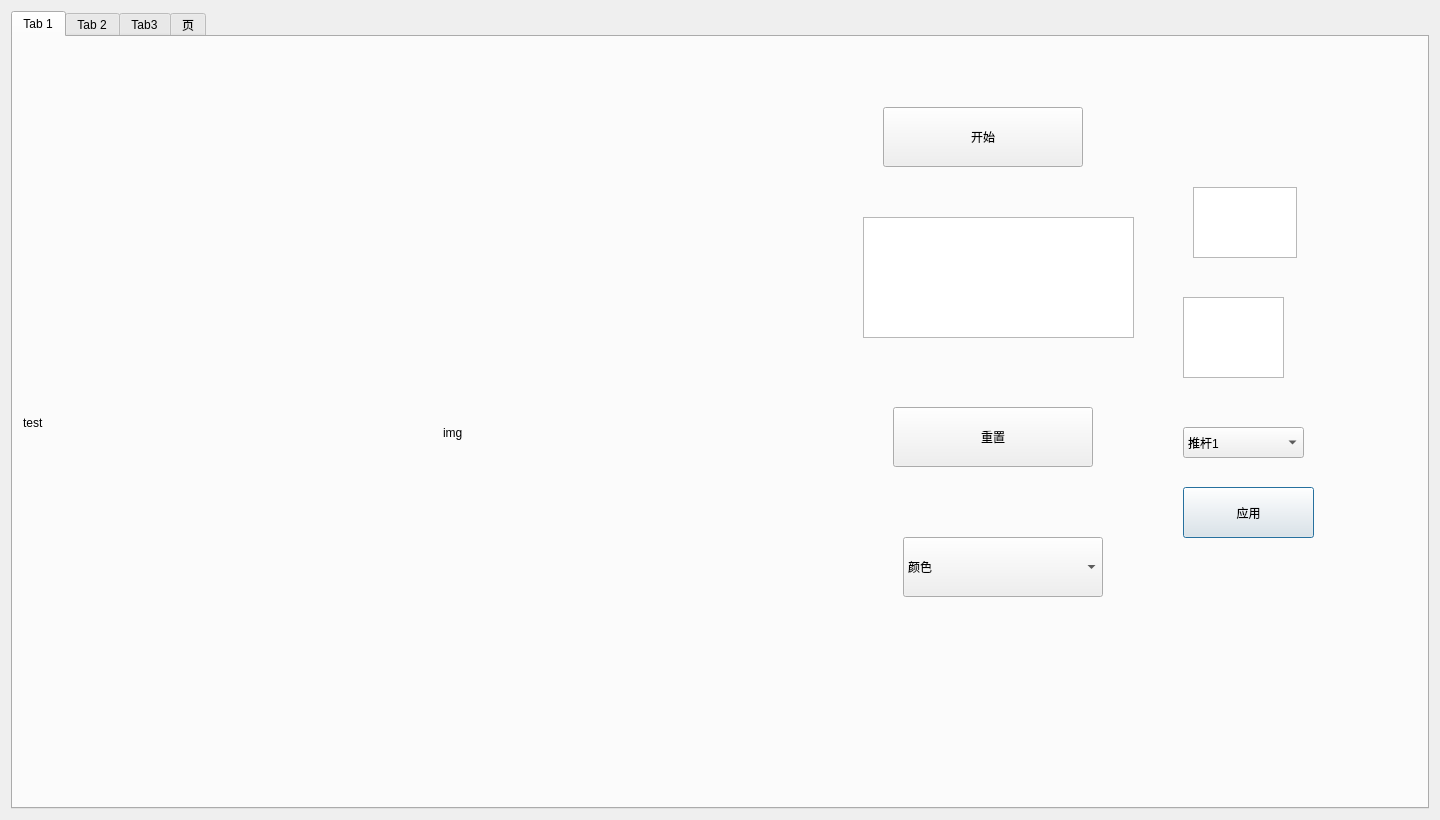
This is main_form.ui in JIYIC-P/Smart-Clothing-Sorting-System as Qt 5 draws it before an edit. The edited form follows.
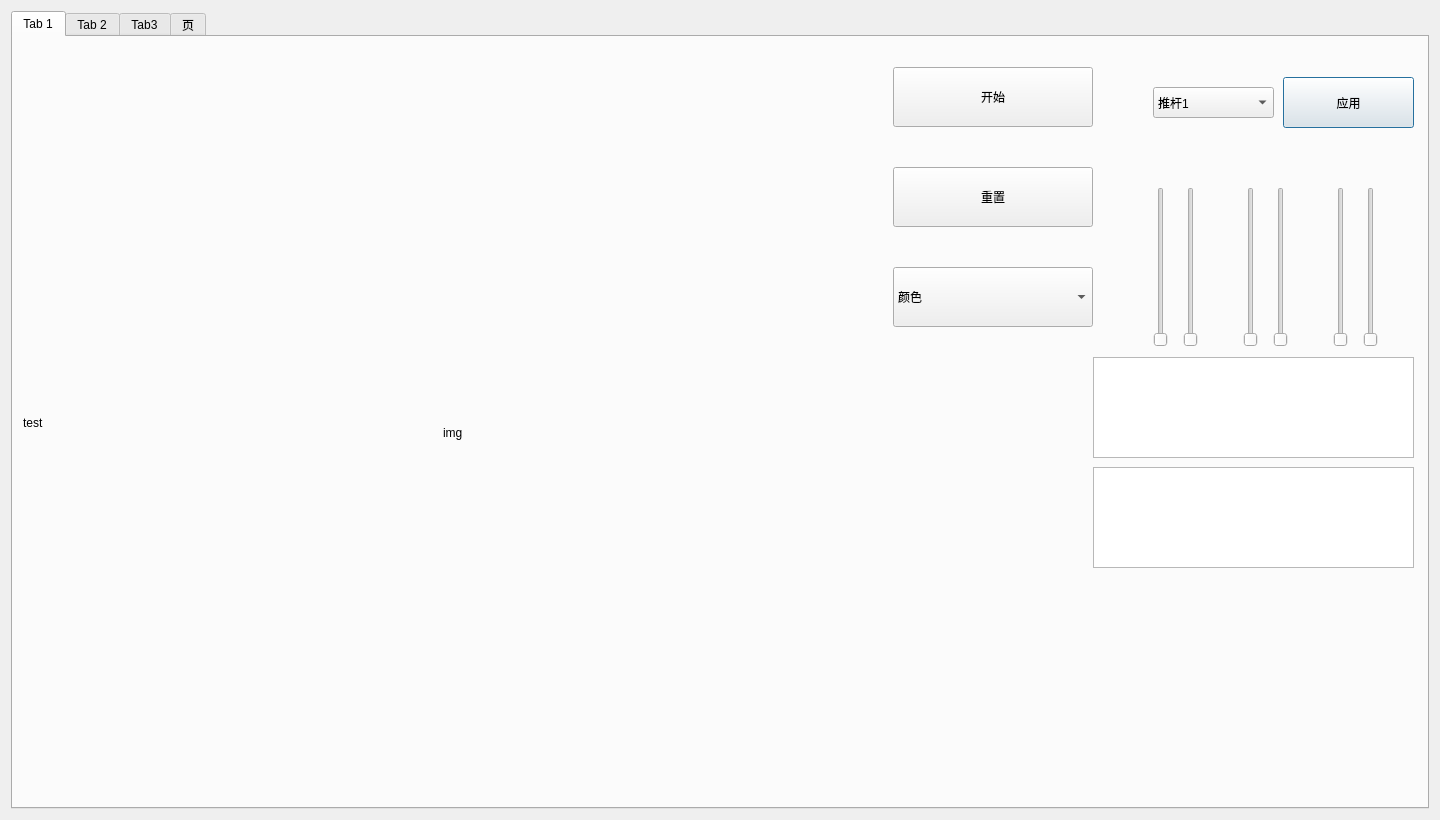
This is the edited form.

```diff
--- a/main_form.ui
+++ b/main_form.ui
@@ -67,8 +67,8 @@
       <widget class="QComboBox" name="choice_push">
        <property name="geometry">
         <rect>
-         <x>1170</x>
-         <y>390</y>
+         <x>1140</x>
+         <y>50</y>
          <width>121</width>
          <height>31</height>
         </rect>
@@ -99,31 +99,11 @@
         </property>
        </item>
       </widget>
-      <widget class="QTextEdit" name="uper">
-       <property name="geometry">
-        <rect>
-         <x>1180</x>
-         <y>150</y>
-         <width>104</width>
-         <height>71</height>
-        </rect>
-       </property>
-      </widget>
-      <widget class="QTextEdit" name="downer">
-       <property name="geometry">
-        <rect>
-         <x>1170</x>
-         <y>260</y>
-         <width>101</width>
-         <height>81</height>
-        </rect>
-       </property>
-      </widget>
       <widget class="QPushButton" name="applay">
        <property name="geometry">
         <rect>
-         <x>1170</x>
-         <y>450</y>
+         <x>1270</x>
+         <y>40</y>
          <width>131</width>
          <height>51</height>
         </rect>
@@ -135,10 +115,10 @@
       <widget class="QTextEdit" name="txt_hsv">
        <property name="geometry">
         <rect>
-         <x>850</x>
-         <y>180</y>
-         <width>271</width>
-         <height>121</height>
+         <x>1080</x>
+         <y>430</y>
+         <width>321</width>
+         <height>101</height>
         </rect>
        </property>
        <property name="sizePolicy">
@@ -152,7 +132,7 @@
        <property name="geometry">
         <rect>
          <x>880</x>
-         <y>370</y>
+         <y>130</y>
          <width>200</width>
          <height>60</height>
         </rect>
@@ -182,8 +162,8 @@
       <widget class="QPushButton" name="btn_start">
        <property name="geometry">
         <rect>
-         <x>870</x>
-         <y>70</y>
+         <x>880</x>
+         <y>30</y>
          <width>200</width>
          <height>60</height>
         </rect>
@@ -207,8 +187,8 @@
       <widget class="QComboBox" name="comboBox_mode">
        <property name="geometry">
         <rect>
-         <x>890</x>
-         <y>500</y>
+         <x>880</x>
+         <y>230</y>
          <width>200</width>
          <height>60</height>
         </rect>
@@ -250,6 +230,121 @@
         </property>
        </item>
       </widget>
+      <widget class="QSlider" name="Hmin_slider">
+       <property name="geometry">
+        <rect>
+         <x>1140</x>
+         <y>150</y>
+         <width>16</width>
+         <height>160</height>
+        </rect>
+       </property>
+       <property name="toolTip">
+        <string>Hmin</string>
+       </property>
+       <property name="orientation">
+        <enum>Qt::Vertical</enum>
+       </property>
+      </widget>
+      <widget class="QSlider" name="Smin_slider">
+       <property name="geometry">
+        <rect>
+         <x>1230</x>
+         <y>150</y>
+         <width>16</width>
+         <height>160</height>
+        </rect>
+       </property>
+       <property name="toolTip">
+        <string>Smin</string>
+       </property>
+       <property name="orientation">
+        <enum>Qt::Vertical</enum>
+       </property>
+      </widget>
+      <widget class="QSlider" name="Vmin_slider">
+       <property name="geometry">
+        <rect>
+         <x>1320</x>
+         <y>150</y>
+         <width>16</width>
+         <height>160</height>
+        </rect>
+       </property>
+       <property name="toolTip">
+        <string>Vmin</string>
+       </property>
+       <property name="maximum">
+        <number>96</number>
+       </property>
+       <property name="orientation">
+        <enum>Qt::Vertical</enum>
+       </property>
+      </widget>
+      <widget class="QTextEdit" name="txt_hsv_2">
+       <property name="geometry">
+        <rect>
+         <x>1080</x>
+         <y>320</y>
+         <width>321</width>
+         <height>101</height>
+        </rect>
+       </property>
+       <property name="sizePolicy">
+        <sizepolicy hsizetype="Fixed" vsizetype="Fixed">
+         <horstretch>0</horstretch>
+         <verstretch>0</verstretch>
+        </sizepolicy>
+       </property>
+      </widget>
+      <widget class="QSlider" name="Hmax_slider">
+       <property name="geometry">
+        <rect>
+         <x>1170</x>
+         <y>150</y>
+         <width>16</width>
+         <height>160</height>
+        </rect>
+       </property>
+       <property name="toolTip">
+        <string>Hmax</string>
+       </property>
+       <property name="orientation">
+        <enum>Qt::Vertical</enum>
+       </property>
+      </widget>
+      <widget class="QSlider" name="Smax_slider">
+       <property name="geometry">
+        <rect>
+         <x>1260</x>
+         <y>150</y>
+         <width>16</width>
+         <height>160</height>
+        </rect>
+       </property>
+       <property name="toolTip">
+        <string>Smax</string>
+       </property>
+       <property name="orientation">
+        <enum>Qt::Vertical</enum>
+       </property>
+      </widget>
+      <widget class="QSlider" name="Vmax_slider">
+       <property name="geometry">
+        <rect>
+         <x>1350</x>
+         <y>150</y>
+         <width>16</width>
+         <height>160</height>
+        </rect>
+       </property>
+       <property name="toolTip">
+        <string>Vmax</string>
+       </property>
+       <property name="orientation">
+        <enum>Qt::Vertical</enum>
+       </property>
+      </widget>
      </widget>
      <widget class="QWidget" name="tab_2">
       <attribute name="title">
```
